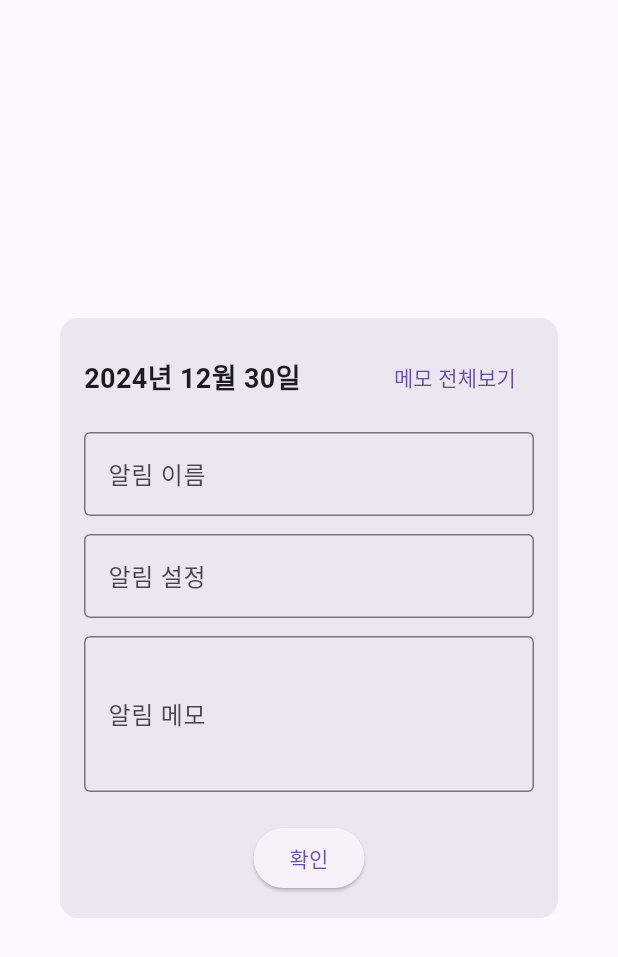
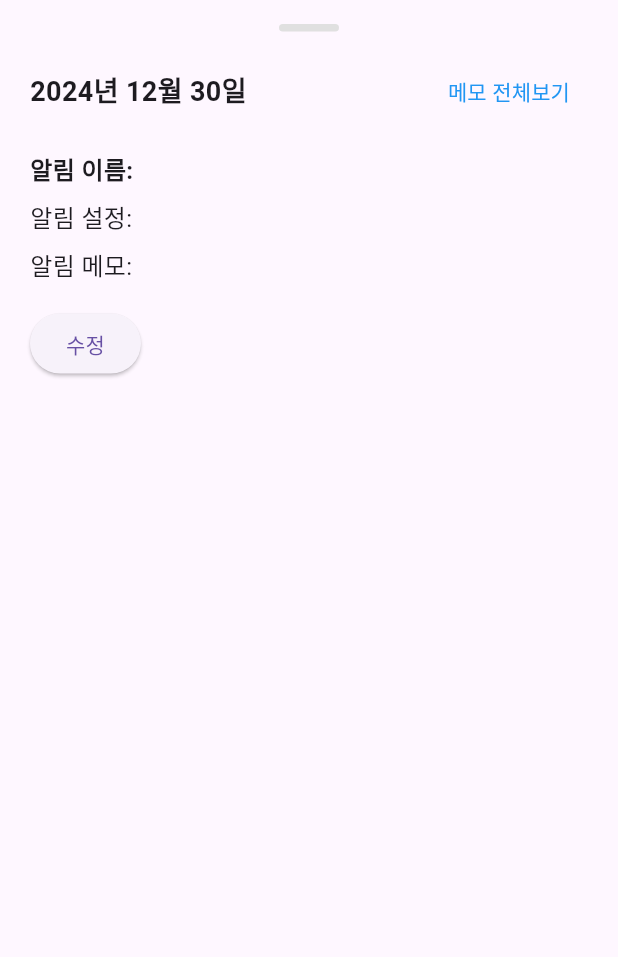
Before and after one commit to choimings/bulssuk_calendar, a Flutter app: the MemoModalPage widget shown alone on an empty page, opened directly with empty values, on a phone screen of 412 x 824 dp. Shown: the top 957 px of the screen. Run offline on Flutter 3.47's test engine with Material 3 defaults, Android fonts, the phone set to English and light mode, and no system bars; our stand-ins replace flutter_secure_storage, table_calendar; accounts and stored records are empty; network calls fail.

Commit message:
memoModal style change

```diff
--- a/lib/calendar/memoModal_page.dart
+++ b/lib/calendar/memoModal_page.dart
@@ -1,31 +1,38 @@
 import 'package:flutter/material.dart';
+import 'updateMemo_page.dart';
 
 class MemoModalPage extends StatelessWidget {
-  final DateTime selectedDate; // 선택된 날짜
-  final String alarmName; // 알람 이름
-  final String alarmFrequency; // 반복 주기
-  final String alarmMemo; // 알람 메모
-  final VoidCallback onViewAll; // 메모 전체보기 콜백
+  final DateTime selectedDate;
+  final Map<String, dynamic> recentMemo;
+  final VoidCallback onViewAll;
 
   const MemoModalPage({
     Key? key,
     required this.selectedDate,
-    required this.alarmName,
-    required this.alarmFrequency,
-    required this.alarmMemo,
+    required this.recentMemo,
     required this.onViewAll,
   }) : super(key: key);
 
   @override
   Widget build(BuildContext context) {
-    return Dialog(
-      shape: RoundedRectangleBorder(borderRadius: BorderRadius.circular(12.0)),
-      child: Padding(
-        padding: const EdgeInsets.all(16.0),
+    return Padding(
+      padding: const EdgeInsets.symmetric(horizontal: 20, vertical: 16),
+      child: SingleChildScrollView(
         child: Column(
+          crossAxisAlignment: CrossAxisAlignment.start,
           mainAxisSize: MainAxisSize.min,
-          crossAxisAlignment: CrossAxisAlignment.start,
           children: [
+            Center(
+              child: Container(
+                width: 40,
+                height: 5,
+                margin: const EdgeInsets.only(bottom: 16),
+                decoration: BoxDecoration(
+                  color: Colors.grey[300],
+                  borderRadius: BorderRadius.circular(10),
+                ),
+              ),
+            ),
             Row(
               mainAxisAlignment: MainAxisAlignment.spaceBetween,
               children: [
@@ -34,48 +41,38 @@ class MemoModalPage extends StatelessWidget {
                   style: const TextStyle(fontSize: 18, fontWeight: FontWeight.bold),
                 ),
                 TextButton(
-                  onPressed: onViewAll, // 메모 전체보기 페이지로 이동
-                  child: const Text('메모 전체보기'),
+                  onPressed: onViewAll,
+                  child: const Text('메모 전체보기', style: TextStyle(color: Colors.blue)),
                 ),
               ],
             ),
-            const SizedBox(height: 12),
-            TextField(
-              readOnly: true,
-              decoration: InputDecoration(
-                labelText: '알림 이름',
-                border: OutlineInputBorder(),
-                hintText: alarmName,
+            const SizedBox(height: 16),
+            Text(
+              '알림 이름: ${recentMemo['user_calendar_name']}',
+              style: const TextStyle(fontSize: 16, fontWeight: FontWeight.bold),
+            ),
+            const SizedBox(height: 8),
+            Text(
+              '알림 설정: ${recentMemo['user_calendar_every']}',
+              style: const TextStyle(fontSize: 16),
+            ),
+            const SizedBox(height: 8),
+            Text(
+              '알림 메모: ${recentMemo['user_calendar_memo']}',
+              style: const TextStyle(fontSize: 16),
+            ),
+            const SizedBox(height: 16),
+            ElevatedButton(
+              onPressed: () => Navigator.push(
+                context,
+                MaterialPageRoute(
+                  builder: (context) => UpdateMemoPage(
+                    selectedDate: selectedDate,
+                    memo: recentMemo,
+                  ),
+                ),
               ),
-            ),
-            const SizedBox(height: 12),
-            TextField(
-              readOnly: true,
-              decoration: InputDecoration(
-                labelText: '알림 설정',
-                border: OutlineInputBorder(),
-                hintText: alarmFrequency,
-              ),
-            ),
-            const SizedBox(height: 12),
-            TextField(
-              readOnly: true,
-              maxLines: 3,
-              decoration: InputDecoration(
-                labelText: '알림 메모',
-                border: OutlineInputBorder(),
-                hintText: alarmMemo,
-              ),
-            ),
-            const SizedBox(height: 20),
-            Row(
-              mainAxisAlignment: MainAxisAlignment.spaceEvenly,
-              children: [
-                ElevatedButton(
-                  onPressed: () => Navigator.pop(context), // 모달 닫기
-                  child: const Text('확인'),
-                ),
-              ],
+              child: const Text('수정'),
             ),
           ],
         ),
```
